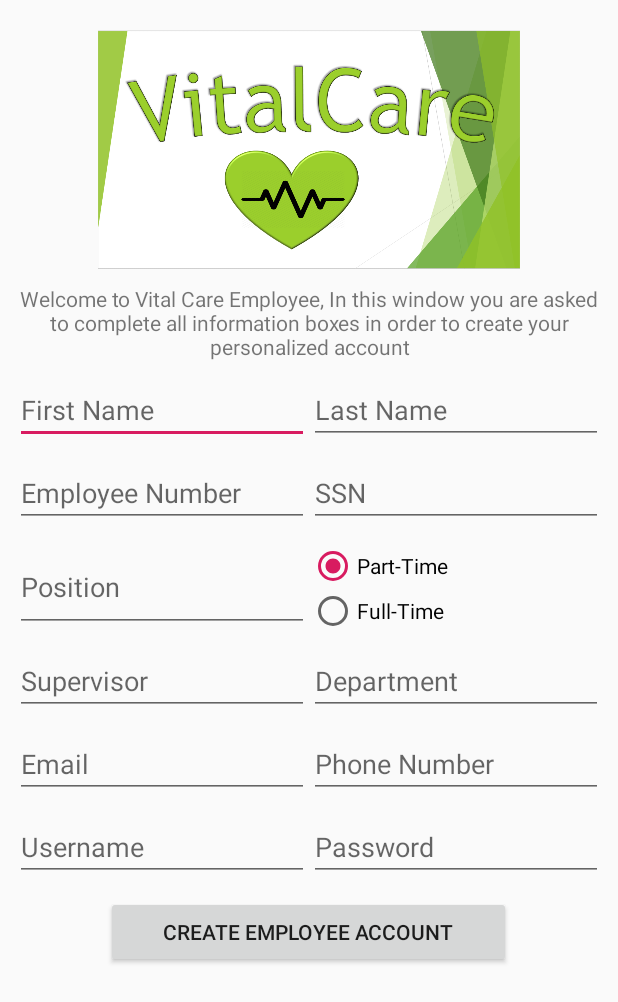
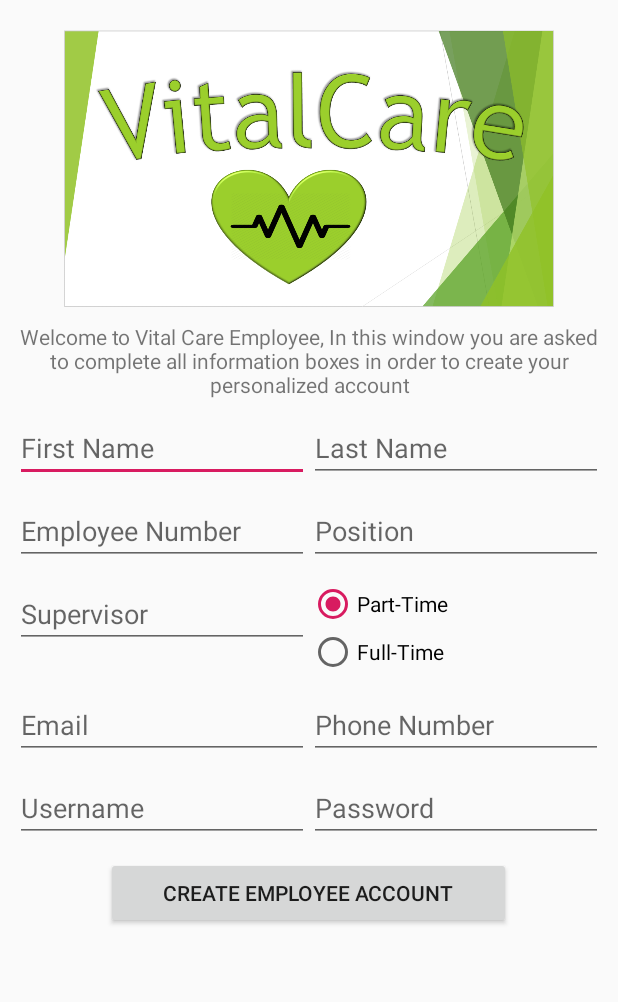
Before and after one commit to JustinLanninRoy/SEG2105Project, an Android app: the layout activity_create_employee.xml on its own in the app's theme, with its tools: preview values and no code run, on a phone screen of 412 x 824 dp. Shown: the top 1002 px of the screen. Run offline under Robolectric (Android 15) with nearby library versions, the phone set to English and light mode, and no system bars.

Commit message:
new activity classes for creating accounts and separate employee/patient object classes

```diff
--- a/WalkInClinic/app/src/main/AndroidManifest.xml
+++ b/WalkInClinic/app/src/main/AndroidManifest.xml
@@ -13,9 +13,11 @@
         android:supportsRtl="true"
         android:theme="@style/AppTheme">
         <activity android:name=".PostLoggin" />
+        <activity android:name=".CreatePatient" />
+        <activity android:name=".CreateEmployee" />
+        <activity android:name=".Employee" />
         <activity android:name=".Patient" />
-        <activity android:name=".Employee" />
-        <activity android:name=".Person" />
+        <activity android:name=".CreatePerson" />
         <activity android:name=".MainActivity">
             <intent-filter>
                 <action android:name="android.intent.action.MAIN" />
--- a/WalkInClinic/app/src/main/java/com/example/walkinclinic/Person.java
+++ b/WalkInClinic/app/src/main/java/com/example/walkinclinic/CreatePerson.java
@@ -13,7 +13,7 @@ import android.widget.RadioGroup;
 import android.widget.TextView;
 import android.widget.Toast;
 
-public abstract class Person extends AppCompatActivity{
+public abstract class CreatePerson extends AppCompatActivity{
     @Override
     protected void onCreate(Bundle savedInstanceState) {
         super.onCreate(savedInstanceState);
--- a/WalkInClinic/app/src/main/res/layout/activity_create_employee.xml
+++ b/WalkInClinic/app/src/main/res/layout/activity_create_employee.xml
@@ -4,7 +4,7 @@
     xmlns:tools="http://schemas.android.com/tools"
     android:layout_width="match_parent"
     android:layout_height="match_parent"
-    tools:context=".Employee">
+    tools:context=".CreateEmployee">
 
     <LinearLayout
         android:layout_width="match_parent"
@@ -82,20 +82,18 @@
 
                 <EditText
                     android:id="@+id/employeeNumber"
-                    android:layout_width="wrap_content"
+                    android:layout_width="match_parent"
                     android:layout_height="wrap_content"
-                    android:layout_weight="0.1"
-                    android:ems="10"
+                    android:layout_weight="1"
                     android:hint="@string/txtEditEmployeeNumber"
                     android:inputType="textPersonName" />
 
                 <EditText
-                    android:id="@+id/ssn"
-                    android:layout_width="wrap_content"
+                    android:id="@+id/position"
+                    android:layout_width="match_parent"
                     android:layout_height="wrap_content"
-                    android:layout_weight="0.1"
-                    android:ems="10"
-                    android:hint="@string/txtEditSocialInsurance"
+                    android:layout_weight="1"
+                    android:hint="@string/txtEditPosition"
                     android:inputType="textPersonName" />
 
             </LinearLayout>
@@ -107,17 +105,16 @@
                 android:orientation="horizontal">
 
                 <EditText
-                    android:id="@+id/position"
+                    android:id="@+id/supervisor"
                     android:layout_width="match_parent"
-                    android:layout_height="60dp"
+                    android:layout_height="wrap_content"
                     android:layout_weight="1"
-                    android:ems="10"
-                    android:hint="@string/txtEditPosition"
+                    android:hint="@string/txtEditSuperVisor"
                     android:inputType="textPersonName" />
 
                 <RadioGroup
                     android:layout_width="match_parent"
-                    android:layout_height="match_parent"
+                    android:layout_height="wrap_content"
                     android:layout_weight="1">
 
                     <RadioButton
@@ -135,32 +132,6 @@
                         android:text="@string/rbtFullTime" />
 
                 </RadioGroup>
-
-            </LinearLayout>
-
-            <LinearLayout
-                android:layout_width="match_parent"
-                android:layout_height="match_parent"
-                android:layout_marginTop="10dp"
-                android:orientation="horizontal">
-
-                <EditText
-                    android:id="@+id/supervisor"
-                    android:layout_width="wrap_content"
-                    android:layout_height="wrap_content"
-                    android:layout_weight="0.1"
-                    android:ems="10"
-                    android:hint="@string/txtEditSuperVisor"
-                    android:inputType="textPersonName" />
-
-                <EditText
-                    android:id="@+id/department"
-                    android:layout_width="wrap_content"
-                    android:layout_height="wrap_content"
-                    android:layout_weight="0.1"
-                    android:ems="10"
-                    android:hint="@string/txtEditDepartment"
-                    android:inputType="textPersonName" />
 
             </LinearLayout>
 
--- a/WalkInClinic/app/src/main/res/layout/activity_create_patient.xml
+++ b/WalkInClinic/app/src/main/res/layout/activity_create_patient.xml
@@ -4,7 +4,7 @@
     xmlns:tools="http://schemas.android.com/tools"
     android:layout_width="match_parent"
     android:layout_height="match_parent"
-    tools:context=".Patient">
+    tools:context=".CreatePatient">
 
     <LinearLayout
         android:layout_width="match_parent"
--- a/WalkInClinic/build.gradle
+++ b/WalkInClinic/build.gradle
@@ -8,6 +8,7 @@ buildscript {
     }
     dependencies {
         classpath 'com.android.tools.build:gradle:3.5.1'
+        classpath 'com.google.gms:google-services:4.3.2'
 
         // NOTE: Do not place your application dependencies here; they belong
         // in the individual module build.gradle files
```
Also changed, not shown: WalkInClinic/app/build.gradle (+8 -3 lines), WalkInClinic/app/src/main/java/com/example/walkinclinic/CreateEmployee.java (added, +36 -0 lines), WalkInClinic/app/src/main/java/com/example/walkinclinic/CreatePatient.java (added, +35 -0 lines), WalkInClinic/app/src/main/java/com/example/walkinclinic/Employee.java (+23 -72 lines), WalkInClinic/app/src/main/java/com/example/walkinclinic/MainActivity.java (+4 -5 lines), WalkInClinic/app/src/main/java/com/example/walkinclinic/Patient.java (+21 -71 lines), WalkInClinic/app/src/main/res/layout/activity_main.xml (+2 -18 lines), 1 other file.
